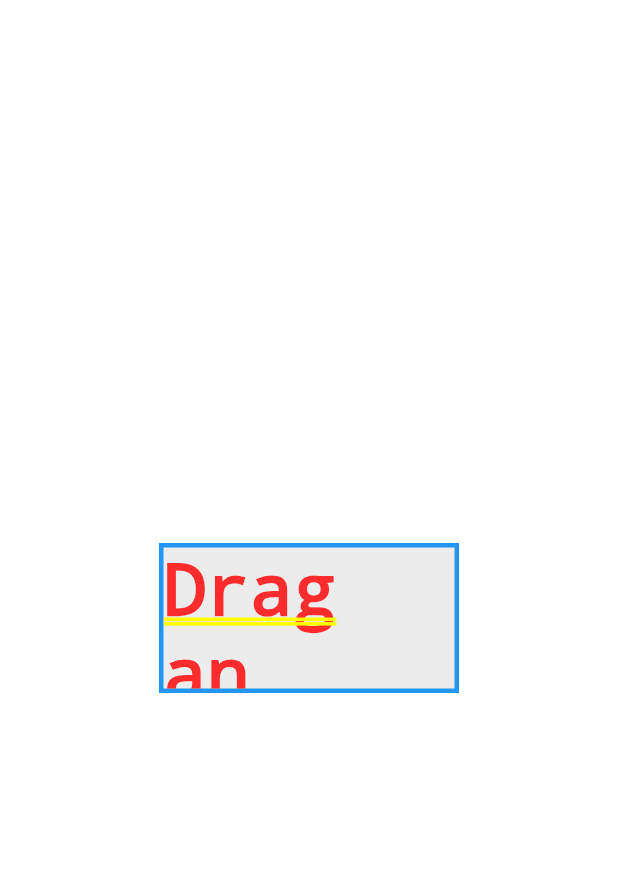
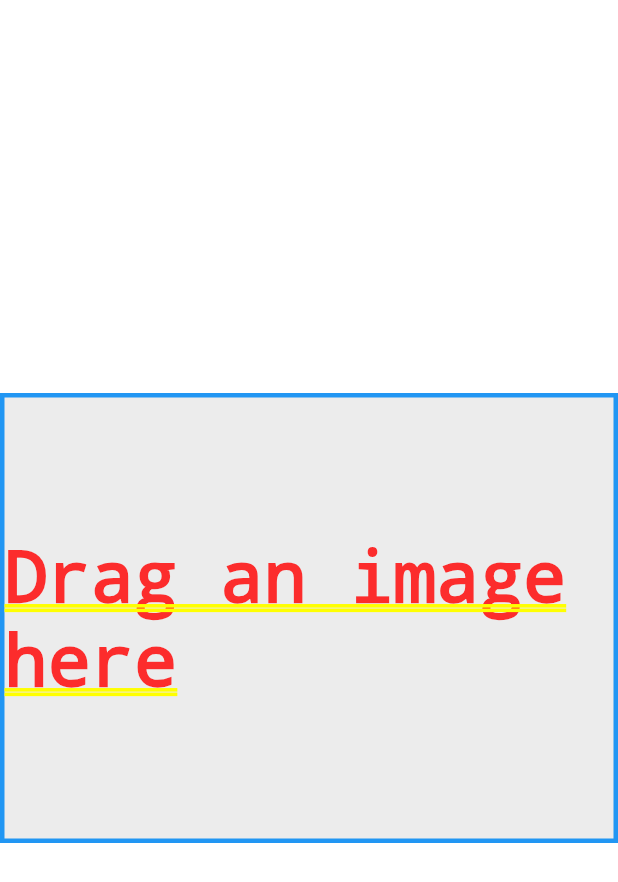
Before and after one commit to kumar-gautam24/dragNfileUploadweb, a Flutter app: the screen it shows after launch, on a phone screen of 412 x 824 dp. Shown: the top 882 px of the screen. Run offline on Flutter 3.47's test engine with Material 3 defaults, Android fonts, the phone set to English and light mode, and no system bars; missing offline and left inert: dart:html.

Commit message:
added some reference comments

```diff
--- a/lib/dragdrop.dart
+++ b/lib/dragdrop.dart
@@ -22,6 +22,7 @@ class _DragAndDropState extends State<DragAndDrop> {
   void dropListener() {
     final dropZone =
         _dropKey.currentContext?.findRenderObject() as html.Element?;
+    // this is not needed anymore due to drop event listener
 
     //  drag starts or while dragging over the drop zone
     html.window.addEventListener('dragover', (event) {
@@ -29,8 +30,11 @@ class _DragAndDropState extends State<DragAndDrop> {
     });
     html.window.addEventListener('drop', (event) {
       event.preventDefault();
-      event.stopPropagation();
-      final files = (event as html.MouseEvent).dataTransfer.files;
+      event.stopPropagation(); // stops the dragging to open the file
+      // event.dataTransfer.files is no longer supported in dart:html
+      final files = (event as html.MouseEvent)
+          .dataTransfer
+          .files; // get the files from mouse event
       if (files!.isNotEmpty && files[0].type.startsWith('image/')) {
         final reader = html.FileReader();
         reader.readAsArrayBuffer(files[0]);
@@ -48,8 +52,8 @@ class _DragAndDropState extends State<DragAndDrop> {
     return Center(
       child: Container(
         key: _dropKey,
-        width: 200,
-        height: 100,
+        width: 500,
+        height: 300,
         decoration: BoxDecoration(
           border: Border.all(color: Colors.blue, width: 3),
           color: Colors.grey.withValues(alpha: 0.2),
```
